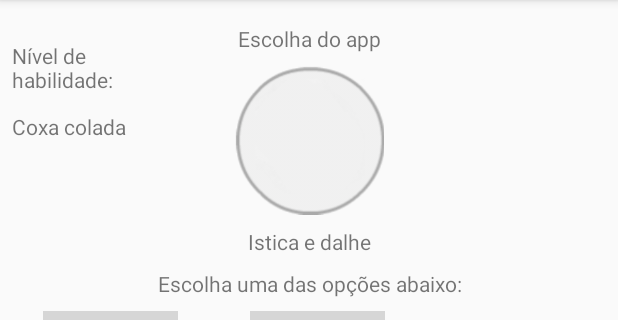
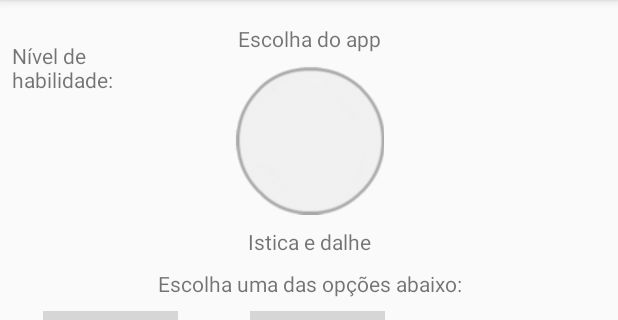
Before and after one commit to LucasReinaldo/PedraPapelTesour, an Android app: the screen it shows after launch (MainActivity), on a phone screen of 412 x 824 dp, the part 84-404 px from its top. Run offline under Robolectric (Android 15) with nearby library versions, the phone set to English and light mode, and no system bars; grey boxes are pictures that could not be loaded.

Commit message:
Atualziação IXTEPO 27/05/2018

```diff
--- a/app/src/main/java/com/example/lucasreinaldo/pedrapapeltesoura/MainActivity.java
+++ b/app/src/main/java/com/example/lucasreinaldo/pedrapapeltesoura/MainActivity.java
@@ -325,7 +325,9 @@ public class MainActivity extends AppCompatActivity {
                         textoDerrota.setText("Derrotas:  " + derrotas);
                         TextView textoEmpate = findViewById(R.id.Empate);
                         textoEmpate.setText("Empates:  " + empates);
+
                     }
+
                 });
 
             }
--- a/app/src/main/res/layout/activity_main.xml
+++ b/app/src/main/res/layout/activity_main.xml
@@ -283,7 +283,6 @@
         android:layout_marginRight="8dp"
         android:layout_marginStart="8dp"
         android:layout_marginTop="8dp"
-        android:text="Coxa colada"
         app:layout_constraintBottom_toTopOf="@+id/textoEscolha"
         app:layout_constraintEnd_toStartOf="@+id/imageResultado"
         app:layout_constraintHorizontal_bias="0.0"
```
